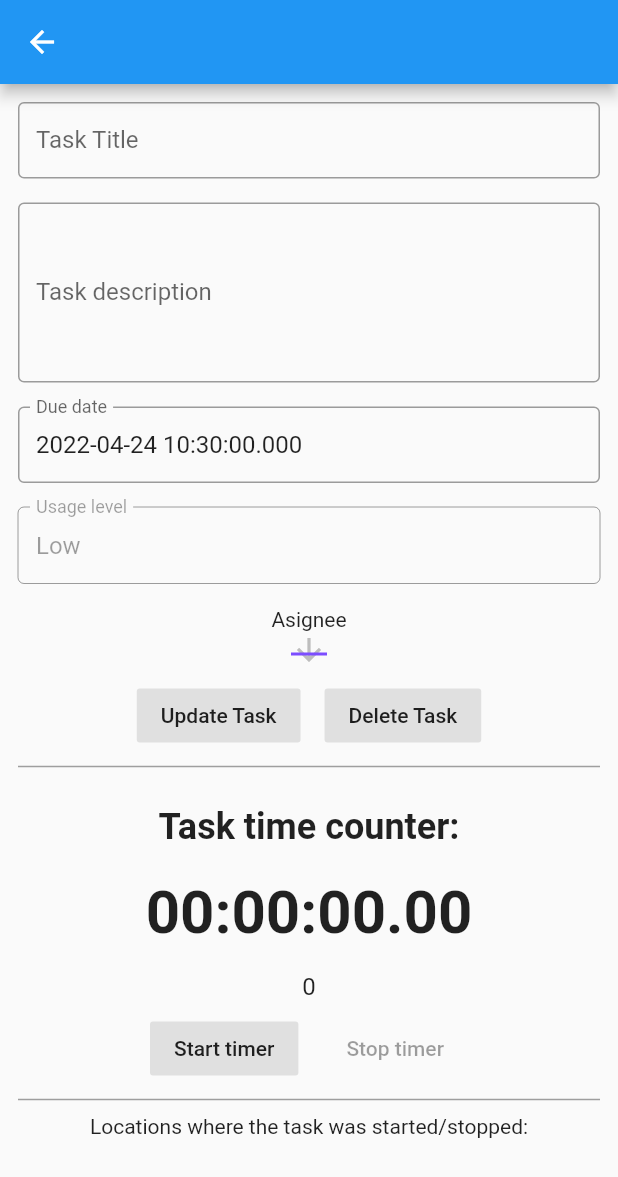
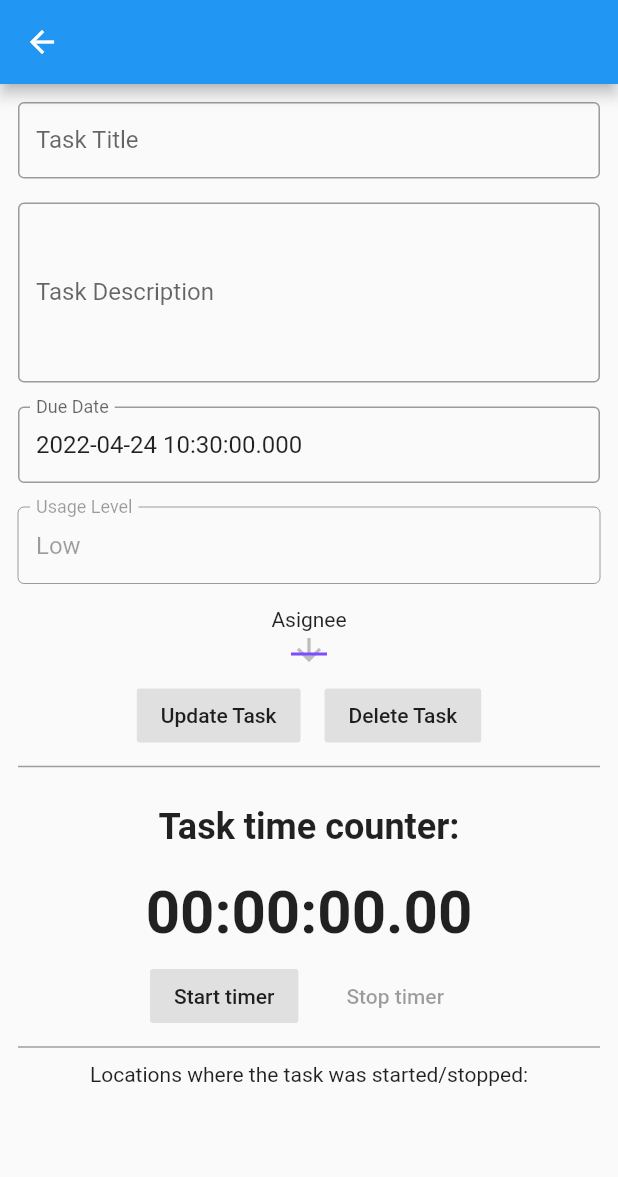
Before and after one commit to darkoskerlevski/employee-time-management-flutter, a Flutter app: the TaskDetailsScreen screen opened directly with empty values, on a phone screen of 412 x 824 dp. Shown: the top 1177 px of the screen. Run offline on Flutter 3.47's test engine with Material 2 defaults, Android fonts, the phone set to English and light mode, and no system bars; our stand-ins replace firebase_auth, firebase_core, firebase_database, flutter_bloc, geolocator, permission_handler and 2 more; missing offline and left inert: wc_flutter_share; accounts and stored records are empty; Roboto replaces fonts that are missing (Helvetica).

Commit message:
preparing for first release

```diff
--- a/lib/screens/RemovedTasks.dart
+++ b/lib/screens/RemovedTasks.dart
@@ -81,18 +81,17 @@ class _RemovedTasksScreenState extends State<RemovedTasksScreen> {
   }
 
   showAlertDialog(BuildContext context) {
-    // set up the buttons
     Widget cancelButton = FlatButton(
       child: Text("Ok"),
       onPressed: () {
         Navigator.pop(context);
       },
-    ); // set up the AlertDialog
+    );
     AlertDialog alert = AlertDialog(
       title: Text("AlertDialog"),
       content: Text("You arent in a company"),
       actions: [cancelButton],
-    ); // show the dialog
+    );
     showDialog(
       context: context,
       builder: (BuildContext context) {
--- a/lib/screens/all_tasks_screen.dart
+++ b/lib/screens/all_tasks_screen.dart
@@ -99,18 +99,17 @@ class _AllTasksScreenState extends State<AllTasksScreen> {
   }
 
   showAlertDialog(BuildContext context) {
-    // set up the buttons
     Widget cancelButton = FlatButton(
       child: Text("Ok"),
       onPressed: () {
         Navigator.pop(context);
       },
-    ); // set up the AlertDialog
+    );
     AlertDialog alert = AlertDialog(
       title: Text("Alert!"),
       content: Text("You are not in a company"),
       actions: [cancelButton],
-    ); // show the dialog
+    );
     showDialog(
       context: context,
       builder: (BuildContext context) {
--- a/lib/screens/company_screen.dart
+++ b/lib/screens/company_screen.dart
@@ -257,7 +257,7 @@ class _CompanyScreenState extends State<CompanyScreen> {
   }
 
 
-  showAlertDialog(BuildContext context) {  // set up the buttons
+  showAlertDialog(BuildContext context) {
     Widget cancelButton = FlatButton(
       child: Text("Cancel"),
       onPressed:  () {
@@ -270,7 +270,7 @@ class _CompanyScreenState extends State<CompanyScreen> {
         _leaveCompanyCallback(context);
         Navigator.pop(context);
       },
-    );  // set up the AlertDialog
+    );
     AlertDialog alert = AlertDialog(
       title: Text("Alert!"),
       content: Text("Are you sure you want to leave the company?"),
@@ -278,7 +278,7 @@ class _CompanyScreenState extends State<CompanyScreen> {
         cancelButton,
         continueButton,
       ],
-    );  // show the dialog
+    );
     showDialog(
       context: context,
       builder: (BuildContext context) {
--- a/lib/screens/list_detail_screen.dart
+++ b/lib/screens/list_detail_screen.dart
@@ -4,8 +4,6 @@ import '../model/list_item.dart';
 
 class ListDetailScreen extends StatelessWidget {
   static const routeName = '/list_detail';
-  //final ListItem item;
-  //ListDetailScreen(this.item);
 
   @override
   Widget build(BuildContext context) {
--- a/lib/screens/login_screen.dart
+++ b/lib/screens/login_screen.dart
@@ -125,7 +125,6 @@ class _LoginScreenState extends State<LoginScreen> {
                                   ],
                                 ),
                               );
-                              print(e);
                             }
                             setState(() {
                               isloading = false;
--- a/lib/screens/main_screen.dart
+++ b/lib/screens/main_screen.dart
@@ -11,8 +11,6 @@ import '../blocs/list_event.dart';
 
 class MainScreen extends StatelessWidget {
   void _addItemFunction(BuildContext ct) {
-    // var newElement = ListItem(id: "T1", naslov: "Test 1", vrednost: 13);
-    //
     showModalBottomSheet(
         context: ct,
         builder: (_) {
@@ -56,7 +54,6 @@ class MainScreen extends StatelessWidget {
 
   PreferredSizeWidget _createAppBar(BuildContext context) {
     return AppBar(
-        // The title text which will be shown on the action bar
         title: Text("Lists Example"),
         actions: <Widget>[
           IconButton(
--- a/lib/screens/my_tasks_screen.dart
+++ b/lib/screens/my_tasks_screen.dart
@@ -89,20 +89,20 @@ class _MyTasksScreenState extends State<MyTasksScreen> {
     );
   }
 
-  showAlertDialog(BuildContext context) {  // set up the buttons
+  showAlertDialog(BuildContext context) {
     Widget cancelButton = FlatButton(
       child: Text("Ok"),
       onPressed:  () {
         Navigator.pop(context);
       },
-    ); // set up the AlertDialog
+    );
     AlertDialog alert = AlertDialog(
       title: Text("Alert!"),
       content: Text("You are not in a company"),
       actions: [
         cancelButton
       ],
-    );  // show the dialog
+    );
     showDialog(
       context: context,
       builder: (BuildContext context) {
--- a/lib/screens/task_details_screen.dart
+++ b/lib/screens/task_details_screen.dart
@@ -134,7 +134,6 @@ class _TaskDetailsScreenState extends State<TaskDetailsScreen> {
     }
     Position position = await Geolocator.getCurrentPosition(desiredAccuracy: LocationAccuracy.high);
     CoordsService.saveCoords(taskId: widget.task.id, userId: widget.user.email!, lat: position.latitude, long: position.longitude);
-    print(coords);
   }
 
   void _timerStarted() {
@@ -227,7 +226,7 @@ class _TaskDetailsScreenState extends State<TaskDetailsScreen> {
                       controller: taskDescriptionContoller,
                       maxLines: 5,
                       decoration: InputDecoration(
-                        labelText: "Task description",
+                        labelText: "Task Description",
                         border: OutlineInputBorder(),
                         fillColor: Colors.grey[300],
                         isDense: true,
@@ -239,7 +238,7 @@ class _TaskDetailsScreenState extends State<TaskDetailsScreen> {
                     controller: taskDueDateController,
                     decoration: InputDecoration(
                       border: OutlineInputBorder(),
-                      labelText: 'Due date',
+                      labelText: 'Due Date',
                       isDense: true,
                     ),
                     onTap: () async {
@@ -260,7 +259,7 @@ class _TaskDetailsScreenState extends State<TaskDetailsScreen> {
                         controller: usageController,
                         decoration: InputDecoration(
                           border: OutlineInputBorder(),
-                          labelText: 'Usage level',
+                          labelText: 'Usage Level',
                           isDense: true,
                           enabled: false,
 
@@ -367,17 +366,6 @@ class _TaskDetailsScreenState extends State<TaskDetailsScreen> {
                                 ),
                               ),
                             ),
-                            Padding(
-                              padding: const EdgeInsets.all(8),
-                              child: Text(
-                                value.toString(),
-                                style: TextStyle(
-                                    fontSize: 16,
-                                    fontFamily: 'Helvetica',
-                                    fontWeight: FontWeight.w400
-                                ),
-                              ),
-                            ),
                           ],
                         );
                       }
--- a/lib/widgets/nov_element.dart
+++ b/lib/widgets/nov_element.dart
@@ -1,5 +1,4 @@
 import 'package:flutter/material.dart';
-import 'package:nanoid/nanoid.dart';
 
 import '../model/list_item.dart';
 
@@ -28,7 +27,7 @@ class _NovElementState extends State<NovElement> {
       return;
     }
 
-    final newItem = ListItem(id: nanoid(5), naslov: vnesenNaslov,allocatedTo: "123", opis: 'dasdsa');
+    final newItem = ListItem(id: "1", naslov: vnesenNaslov,allocatedTo: "123", opis: 'dasdsa');
     widget.addItem(context, newItem);
     Navigator.of(context).pop();
   }
```
Also changed, not shown: pubspec.yaml (+6 -1 lines), icon/icon.png (added), pubspec.lock, 25 other files.
